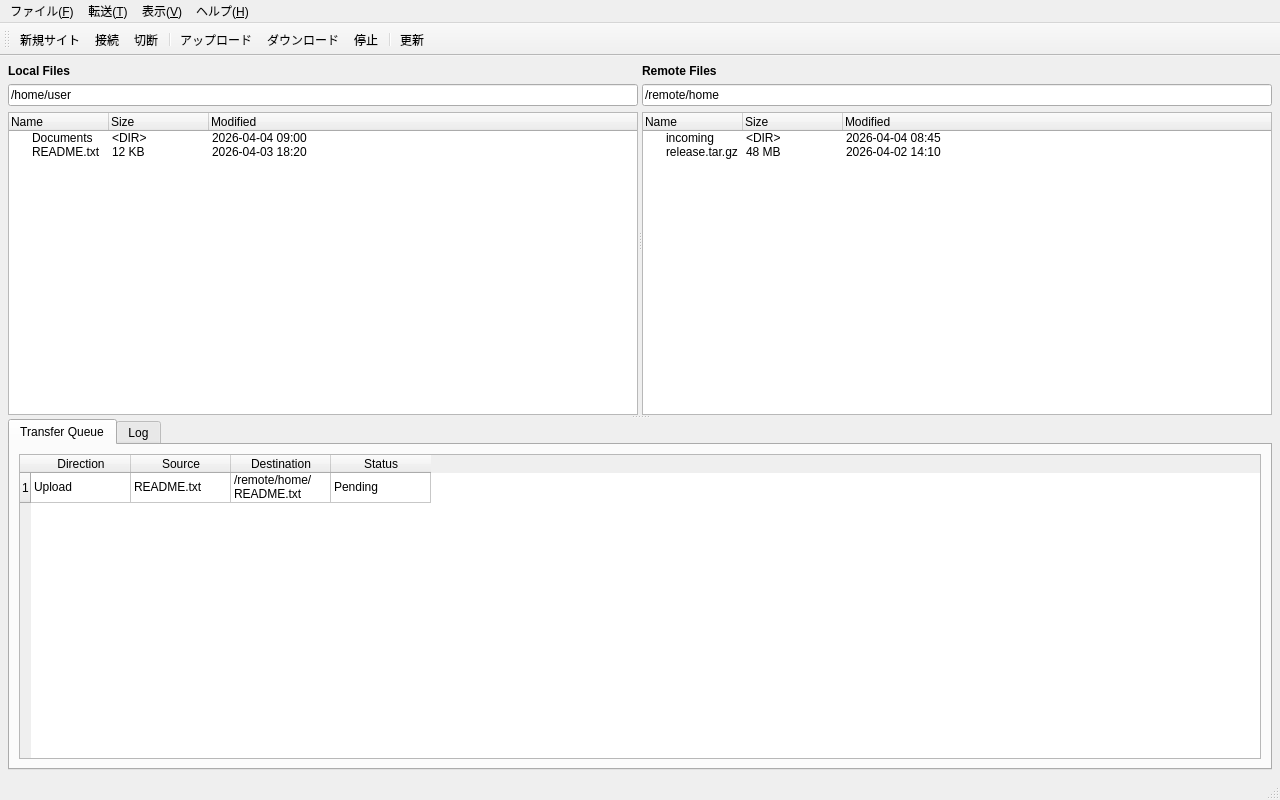
Shinya-Taketani/KDEFTPClient, file src/ui/mainwindow.ui: the form before one commit.
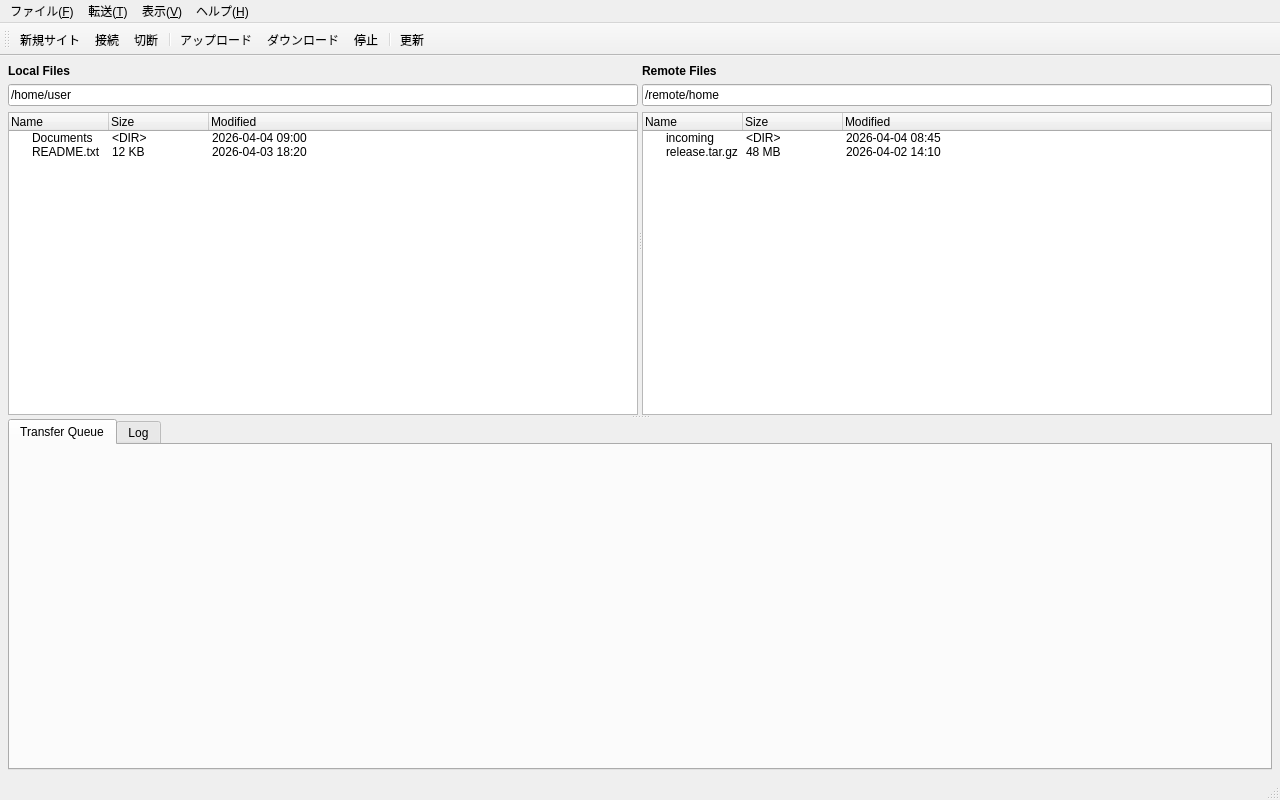
The form after the commit.

Commit message: make interface

The edit to the form file:
```diff
--- a/src/ui/mainwindow.ui
+++ b/src/ui/mainwindow.ui
@@ -191,51 +191,6 @@
          <string>Transfer Queue</string>
         </attribute>
         <layout class="QVBoxLayout" name="transferQueueLayout">
-         <item>
-          <widget class="QTableWidget" name="transferQueueTableWidget">
-           <column>
-            <property name="text">
-             <string>Direction</string>
-            </property>
-           </column>
-           <column>
-            <property name="text">
-             <string>Source</string>
-            </property>
-           </column>
-           <column>
-            <property name="text">
-             <string>Destination</string>
-            </property>
-           </column>
-           <column>
-            <property name="text">
-             <string>Status</string>
-            </property>
-           </column>
-           <row/>
-           <item row="0" column="0">
-            <property name="text">
-             <string>Upload</string>
-            </property>
-           </item>
-           <item row="0" column="1">
-            <property name="text">
-             <string>README.txt</string>
-            </property>
-           </item>
-           <item row="0" column="2">
-            <property name="text">
-             <string>/remote/home/README.txt</string>
-            </property>
-           </item>
-           <item row="0" column="3">
-            <property name="text">
-             <string>Pending</string>
-            </property>
-           </item>
-          </widget>
-         </item>
         </layout>
        </widget>
        <widget class="QWidget" name="logTab">
```
The commit also changes 6 other files.
